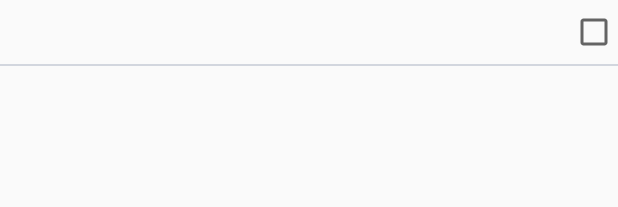
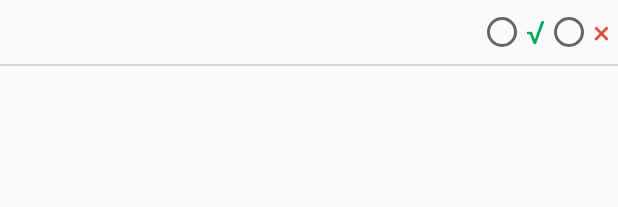
Before and after one commit to ReymondWang/redstart-android, an Android app: the layout item_special_check_detail.xml on its own in the app's theme, with its tools: preview values and no code run, on a phone screen of 412 x 824 dp. Shown: the top 207 px of the screen. Run offline under Robolectric (Android 15) with nearby library versions, the phone set to English and light mode, and no system bars; network calls fail.

Commit message:
专项检查提交方式修改

```diff
--- a/app/src/main/java/com/purplelight/redstar/MainActivity.java
+++ b/app/src/main/java/com/purplelight/redstar/MainActivity.java
@@ -120,6 +120,7 @@ public class MainActivity extends AppCompatActivity
 
         mRefreshFrom.setColor(R.color.colorDanger, R.color.colorSuccess, R.color.colorInfo, R.color.colorOrange);
         mRefreshFrom.setHeight(mScreenSize.x / 2);
+        mRefreshFrom.setMode(SwipeRefreshLayout.Mode.PULL_FROM_START);
 
         initEvent();
 
@@ -201,6 +202,7 @@ public class MainActivity extends AppCompatActivity
             Intent intent = new Intent(this, OfflineTaskCategoryActivity.class);
             startActivity(intent);
         } else if (id == R.id.nav_sync) {
+
         }
 //        else if (id == R.id.nav_password) {
 //            Intent intent = new Intent(this, ModifyPasswordActivity.class);
--- a/app/src/main/java/com/purplelight/redstar/SpecialCheckActivity.java
+++ b/app/src/main/java/com/purplelight/redstar/SpecialCheckActivity.java
@@ -180,13 +180,13 @@ public class SpecialCheckActivity extends AppCompatActivity
 
     @Override
     public void onLoad() {
-        mCurrentPageNo = 0;
+        mCurrentPageNo++;
         initViews();
     }
 
     @Override
     public void onRefresh() {
-        mCurrentPageNo++;
+        mCurrentPageNo = 0;
         initViews();
     }
 
--- a/app/src/main/java/com/purplelight/redstar/constant/WebAPI.java
+++ b/app/src/main/java/com/purplelight/redstar/constant/WebAPI.java
@@ -44,6 +44,8 @@ public class WebAPI {
 
     public static final String PROJECT = "api/common/projects";
 
+    public static final String UPGRADE = "api/upgrade/info";
+
     /**
      * 取得WebAPI的全路径
      * @param method  方法参数
--- a/app/src/main/java/com/purplelight/redstar/provider/entity/SpecialItemCheckResult.java
+++ b/app/src/main/java/com/purplelight/redstar/provider/entity/SpecialItemCheckResult.java
@@ -13,6 +13,7 @@ import java.util.List;
  * Created by wangyn on 16/5/22.
  */
 public class SpecialItemCheckResult implements Parcelable {
+
     private String name;
 
     private int result;
--- a/app/src/main/res/layout/activity_special_check_submit.xml
+++ b/app/src/main/res/layout/activity_special_check_submit.xml
@@ -12,7 +12,8 @@
         android:layout_width="@dimen/ui_progress_bar_size"
         android:layout_height="@dimen/ui_progress_bar_size"
         android:layout_gravity="center_horizontal"
-        android:layout_marginTop="80dip"/>
+        android:layout_marginTop="80dip"
+        android:visibility="gone"/>
 
     <LinearLayout
         android:id="@+id/content_form"
--- a/app/src/main/res/layout/item_special_check_detail.xml
+++ b/app/src/main/res/layout/item_special_check_detail.xml
@@ -10,6 +10,7 @@
         android:layout_height="wrap_content"
         android:layout_marginTop="@dimen/common_spacing_middle"
         android:layout_marginBottom="@dimen/common_spacing_middle"
+        android:gravity="center_vertical"
         android:orientation="horizontal">
 
         <TextView
@@ -18,6 +19,7 @@
             android:layout_height="wrap_content"
             android:layout_weight="1.0"
             android:gravity="center_vertical"
+            android:textSize="@dimen/common_font_middle"
             android:textColor="@color/colorBlack"/>
 
         <TextView
@@ -26,16 +28,37 @@
             android:layout_height="wrap_content"
             android:layout_marginStart="@dimen/common_spacing_middle"
             android:layout_marginLeft="@dimen/common_spacing_middle"
+            android:textSize="@dimen/common_font_xbig"
             android:gravity="end"
             android:visibility="gone"/>
 
-        <android.support.v7.widget.AppCompatCheckBox
-            android:id="@+id/chkSelect"
+        <RadioGroup
+            android:id="@+id/lytRadio"
             android:layout_width="wrap_content"
             android:layout_height="wrap_content"
+            android:layout_marginLeft="@dimen/common_spacing_middle"
             android:layout_marginStart="@dimen/common_spacing_middle"
-            android:layout_marginLeft="@dimen/common_spacing_middle"
-            android:visibility="visible"/>
+            android:layout_marginRight="@dimen/common_spacing_middle"
+            android:layout_marginEnd="@dimen/common_spacing_middle"
+            android:orientation="horizontal">
+
+            <android.support.v7.widget.AppCompatRadioButton
+                android:id="@+id/radCheck"
+                android:layout_width="wrap_content"
+                android:layout_height="wrap_content"
+                android:textColor="@color/colorSuccess"
+                android:textSize="@dimen/common_font_xbig"
+                android:text="@string/label_check_mark"/>
+
+            <android.support.v7.widget.AppCompatRadioButton
+                android:id="@+id/radNoCheck"
+                android:layout_width="wrap_content"
+                android:layout_height="wrap_content"
+                android:textColor="@color/colorDanger"
+                android:textSize="@dimen/common_font_xbig"
+                android:text="@string/label_not_check_marl"/>
+
+        </RadioGroup>
 
     </LinearLayout>
 
--- a/app/src/main/res/values/strings.xml
+++ b/app/src/main/res/values/strings.xml
@@ -167,6 +167,10 @@
     <string name="title_safe_score">文明安全</string>
     <string name="title_total_score">综合得分</string>
 
+    <!-- 专项检查 -->
+    <string name="label_check_mark">√</string>
+    <string name="label_not_check_marl">×</string>
+
     <!-- 证照信息 -->
     <string name="title_passport_name">证照名称</string>
     <string name="title_passport_name_hint">请输入证照名称</string>
```
Also changed, not shown: app/src/main/java/com/purplelight/redstar/component/view/SpecialItemCheckResultView.java (+17 -8 lines), app/src/main/java/com/purplelight/redstar/constant/Configuration.java (+6 -1 lines), app/src/main/java/com/purplelight/redstar/task/UpgradeTask.java (added, +83 -0 lines), app/src/main/java/com/purplelight/redstar/web/entity/UpgradeInfo.java (added, +57 -0 lines), app/src/main/java/com/purplelight/redstar/web/parameter/UpgradeParameter.java (added, +27 -0 lines), app/src/main/java/com/purplelight/redstar/web/result/UpgradeResult.java (added, +19 -0 lines).
